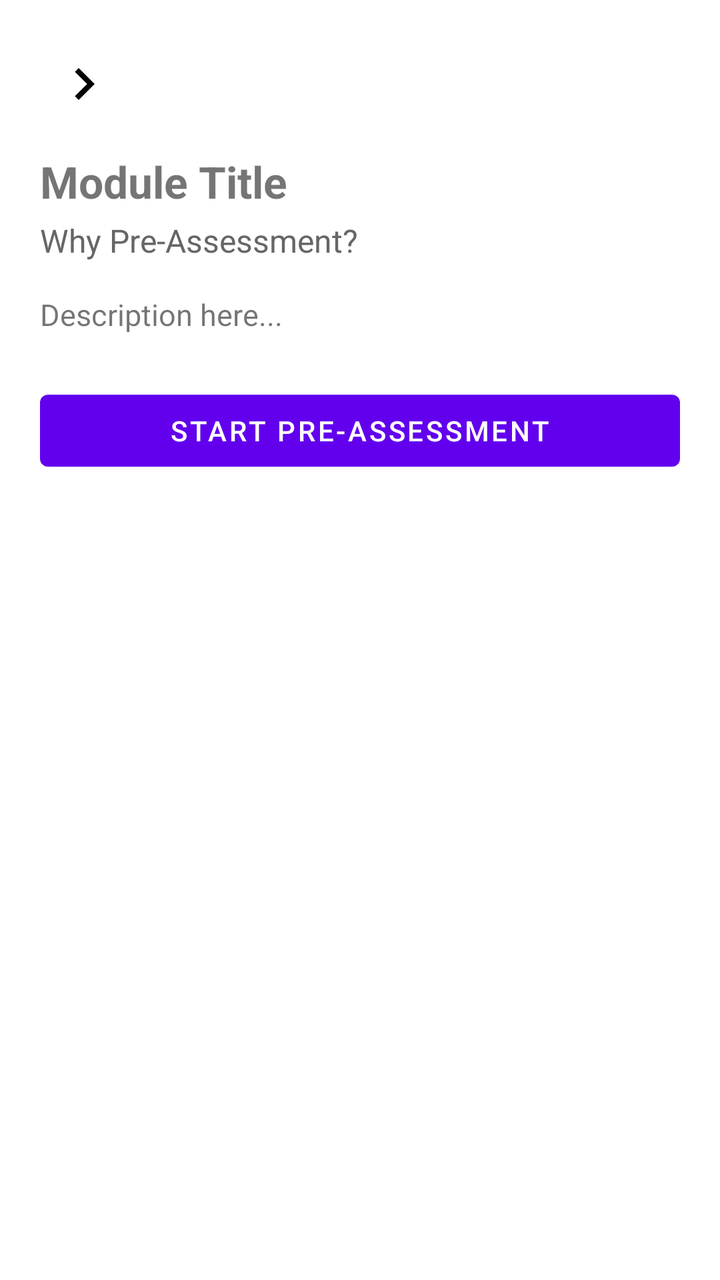
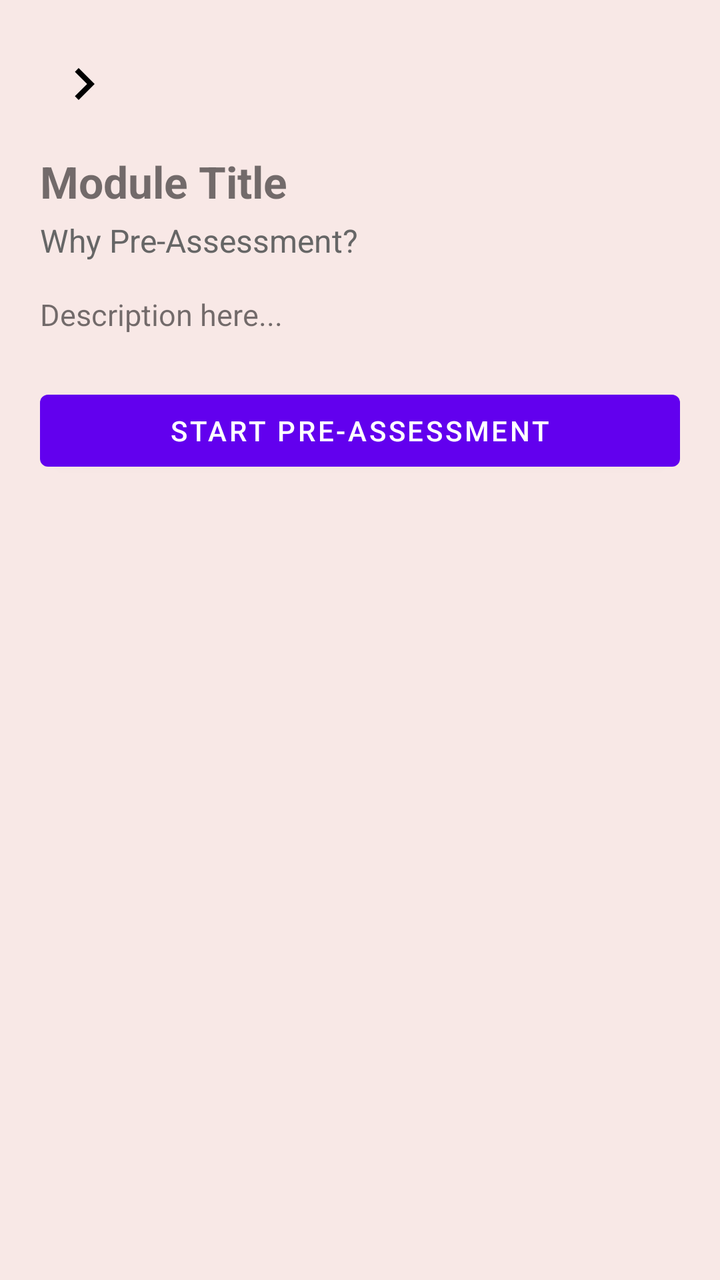

Two renders of the same Android screen: before a commit and after it. Below are the layout's source before the change and the commit's diff.
<!-- AndroidManifest.xml: application theme Theme.CogniSync -->
<!-- res/layout/activity_module_intro.xml -->
<?xml version="1.0" encoding="utf-8"?>
<ScrollView xmlns:android="http://schemas.android.com/apk/res/android"
    android:layout_width="match_parent"
    android:layout_height="match_parent"
    android:padding="20dp">

    <LinearLayout
        android:orientation="vertical"
        android:layout_width="match_parent"
        android:layout_height="wrap_content">

        <ImageButton
            android:id="@+id/backButtonIntro"
            android:layout_width="44dp"
            android:layout_height="44dp"
            android:src="@drawable/chevron_right"
            android:background="@null" />

        <TextView
            android:id="@+id/tvIntroTitle"
            android:layout_width="wrap_content"
            android:layout_height="wrap_content"
            android:text="Module Title"
            android:textStyle="bold"
            android:textSize="22sp"
            android:layout_marginTop="12dp" />

        <TextView
            android:id="@+id/tvIntroSubtitle"
            android:layout_width="wrap_content"
            android:layout_height="wrap_content"
            android:text="Why Pre-Assessment?"
            android:textSize="16sp"
            android:textColor="#666666"
            android:layout_marginTop="4dp" />

        <TextView
            android:id="@+id/tvIntroDescription"
            android:layout_width="match_parent"
            android:layout_height="wrap_content"
            android:text="Description here..."
            android:textSize="15sp"
            android:lineSpacingExtra="4dp"
            android:layout_marginTop="16dp" />

        
        <Button
            android:id="@+id/btnStartPreAssessment"
            android:layout_width="match_parent"
            android:layout_height="48dp"
            android:text="Start Pre-Assessment"
            android:layout_marginTop="24dp" />

        
        <Button
            android:id="@+id/btnContinueToModule"
            android:layout_width="match_parent"
            android:layout_height="48dp"
            android:text="Continue to Module"
            android:layout_marginTop="16dp"
            android:visibility="gone" />

    </LinearLayout>

</ScrollView>
<!-- resources referenced by this layout -->
<resources>
  <!-- drawable chevron_right (drawable) -->
  <vector xmlns:android="http://schemas.android.com/apk/res/android"
      android:width="32dp"
      android:height="32dp"
      android:viewportWidth="32"
      android:viewportHeight="32">
      <path
          android:fillColor="#000000"
          android:pathData="M11.45 22.12L17.56 16l-6.1-6.12L13.32 8l8 8-8 8-1.88-1.88Z"/>
  </vector>
  <style name="Theme.CogniSync" parent="Theme.MaterialComponents.DayNight.NoActionBar">
  
  
  
          
          <item name="android:statusBarColor">@android:color/white</item>
          <item name="android:windowLightStatusBar">true</item>
  
      </style>
</resources>

<!-- the commit's change to res/layout/activity_module_intro.xml (unified diff, before → after) -->
@@ -2,7 +2,8 @@
 <ScrollView xmlns:android="http://schemas.android.com/apk/res/android"
     android:layout_width="match_parent"
     android:layout_height="match_parent"
-    android:padding="20dp">
+    android:padding="20dp"
+    android:background="#F8E8E6">
 
     <LinearLayout
         android:orientation="vertical"
